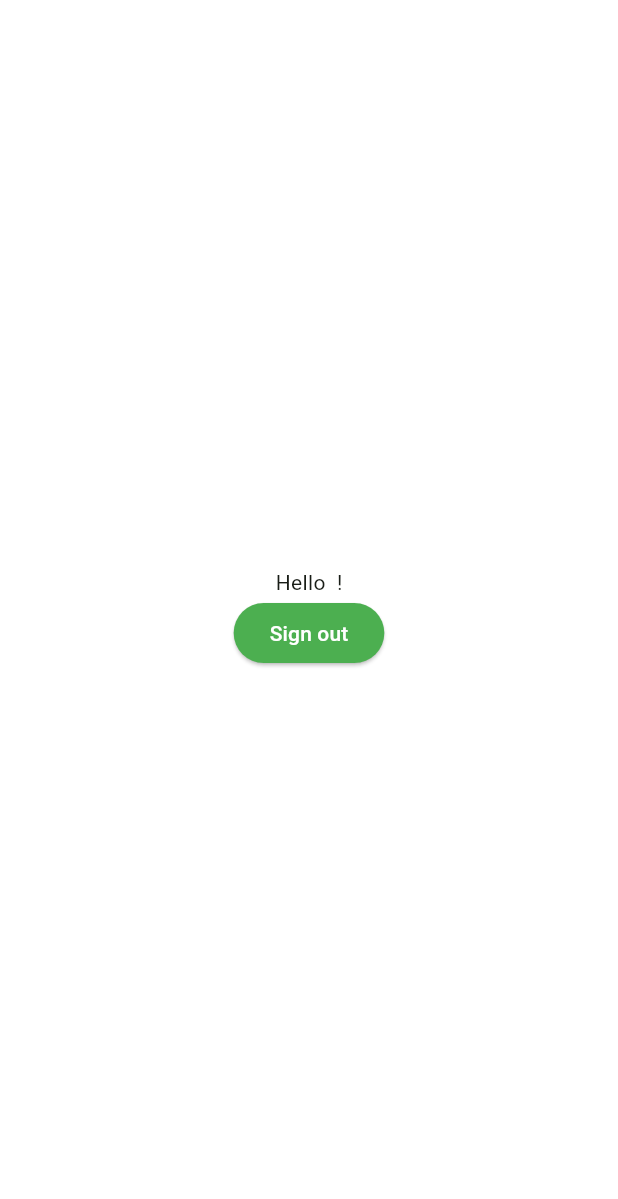
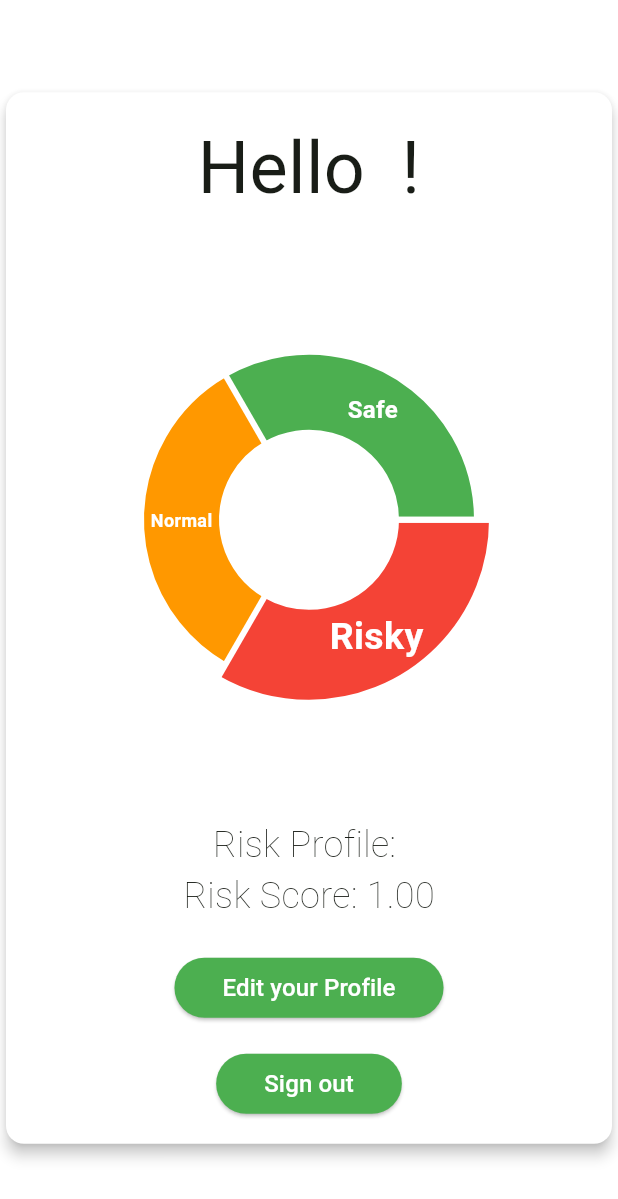
Before and after one commit to Despance/Savetify, a Flutter app: the screen it shows once a user with an empty profile is signed in, after a tap on "Sign out", on a phone screen of 412 x 824 dp. Shown: the top 1199 px of the screen. Run offline on Flutter 3.47's test engine with Material 3 defaults, Android fonts, the phone set to English and light mode, and no system bars; our stand-ins replace cloud_firestore, firebase_auth, firebase_core, flutter_form_builder, google_sign_in, lottie and 1 more; missing offline and left inert: google_sign_in_dartio; accounts and stored records are empty.

Commit message:
user done

```diff
--- a/lib/main.dart
+++ b/lib/main.dart
@@ -4,6 +4,7 @@ import 'package:firebase_core/firebase_core.dart';
 import 'package:google_sign_in_dartio/google_sign_in_dartio.dart';
 import 'package:savetify/src/features/auth/view/add_details_view.dart';
 import 'package:savetify/src/features/auth/view/auth_view.dart';
+import 'package:savetify/src/features/profile/view/profile_view.dart';
 import 'package:savetify/src/theme/theme.dart';
 import 'src/core/firebase_options.dart';
 import 'src/features/auth/view/sign_in_view.dart';
@@ -53,8 +54,8 @@ class MyApp extends StatelessWidget {
               '/login': (context) => const LoginPage(),
               '/signup': (context) => const SignupPage(),
               '/add_details': (context) => const AddDetailsView(),
-              '/home': (context) =>
-                  Scaffold(body: AppBar(title: const Text('Home'))),
+              '/profile': (context) => const ProfileView(),
+              '/auth': (context) => const AuthView(),
             },
             title: 'Savetify',
             theme: SavetifyTheme.lightTheme,
--- a/lib/src/features/auth/view/auth_view.dart
+++ b/lib/src/features/auth/view/auth_view.dart
@@ -2,6 +2,7 @@ import 'package:firebase_auth/firebase_auth.dart';
 import 'package:flutter/material.dart';
 import 'package:google_sign_in/google_sign_in.dart';
 import 'package:savetify/src/features/auth/view/sign_in_view.dart';
+import 'package:savetify/src/features/profile/view/profile_view.dart';
 
 class AuthView extends StatefulWidget {
   const AuthView({super.key});
@@ -55,6 +56,6 @@ class _AuthViewState extends State<AuthView> {
 
   @override
   Widget build(BuildContext context) {
-    return !isAuth ? const LoginPage() : _homePageView(title);
+    return !isAuth ? const LoginPage() : const ProfileView();
   }
 }
--- a/lib/src/features/auth/view/sign_in_view.dart
+++ b/lib/src/features/auth/view/sign_in_view.dart
@@ -37,20 +37,24 @@ class _LoginPageState extends State<LoginPage> {
     return LayoutBuilder(
       builder: (BuildContext context, BoxConstraints constraints) {
         return Scaffold(
-          body: Padding(
+          body: Center(
+            child: SingleChildScrollView(
+              child: Padding(
                 padding: const EdgeInsets.all(16.0),
                 child: Form(
                     key: _formKey,
                     child: (constraints.maxWidth >= 1200)
                         ? Row(
-                        mainAxisAlignment: MainAxisAlignment.spaceBetween,
                             children: [
                               Expanded(
                                 child: Column(
                                   mainAxisAlignment: MainAxisAlignment.center,
                                   children: [
-                                Lottie.asset('lib/src/anim/boarding_anim.json',
-                                    width: 400, height: 400, fit: BoxFit.fill),
+                                    Lottie.asset(
+                                        'lib/src/anim/boarding_anim.json',
+                                        width: 400,
+                                        height: 400,
+                                        fit: BoxFit.fill),
                                     const Text(
                                       'Track your expenses with ease!',
                                       style: TextStyle(
@@ -68,19 +72,22 @@ class _LoginPageState extends State<LoginPage> {
                                   ],
                                 ),
                               ),
-                          buildSignInColumn(context, constraints),
+                              Expanded(
+                                  child:
+                                      buildSignInColumn(context, constraints)),
                             ],
                           )
                         : buildSignInColumn(context, constraints)),
+              ),
+            ),
           ),
         );
       },
     );
   }
 
-  Expanded buildSignInColumn(BuildContext context, BoxConstraints constraints) {
-    return Expanded(
-      child: Column(
+  Widget buildSignInColumn(BuildContext context, BoxConstraints constraints) {
+    return Column(
       mainAxisAlignment: MainAxisAlignment.center,
       children: [
         (constraints.maxWidth < 1200)
@@ -117,8 +124,7 @@ class _LoginPageState extends State<LoginPage> {
           child: DividerWithText(text: 'or'),
         ),
         SignInButton(
-            shape:
-                RoundedRectangleBorder(borderRadius: BorderRadius.circular(5)),
+          shape: RoundedRectangleBorder(borderRadius: BorderRadius.circular(5)),
           Buttons.google,
           onPressed: _signInWithGoogle,
         ),
@@ -136,7 +142,6 @@ class _LoginPageState extends State<LoginPage> {
           ],
         ),
       ],
-      ),
     );
   }
 
@@ -228,14 +233,17 @@ class _LoginPageState extends State<LoginPage> {
     return await FirebaseAuth.instance.signInWithCredential(credential);
   }
 
-  Future<UserCredential> _signInWithEmailAndPassword() async {
-    var userCredenitals =
-        await FirebaseAuth.instance.signInWithEmailAndPassword(
+  Future _signInWithEmailAndPassword() async {
+    try {
+      var userCredenitals = await FirebaseAuth.instance
+          .signInWithEmailAndPassword(
               email: _emailController.text.trim(),
-      password: _passwordController.text.trim(),
-    );
-
+              password: _passwordController.text.trim());
       return userCredenitals;
+    } catch (e) {
+      ScaffoldMessenger.of(context)
+          .showSnackBar(SnackBar(content: Text(e.toString())));
+    }
   }
 }
 
--- /dev/null
+++ b/lib/src/features/profile/model/user.dart
@@ -0,0 +1,49 @@
+import 'package:cloud_firestore/cloud_firestore.dart';
+
+class UserModel {
+  final String id;
+  final String name;
+  final String surname;
+  final String email;
+  final String investmentProfile;
+  final String educationLevel;
+  final String income;
+  final String expense;
+  final List<String> investmentTypes;
+
+  UserModel(
+      {required this.id,
+      required this.name,
+      required this.surname,
+      required this.email,
+      required this.investmentProfile,
+      required this.educationLevel,
+      required this.income,
+      required this.expense,
+      required this.investmentTypes});
+
+  static UserModel fromFirestore(DocumentSnapshot doc) {
+    Map<String, dynamic> data = doc.data() as Map<String, dynamic>;
+
+    var id = data['uid'];
+    var name = data['name'];
+    var surname = data['surname'];
+    var email = data['email'];
+    var investmentProfile = data['investment_profile'];
+    var educationLevel = data['education_level'];
+    var income = data['income'];
+    var expense = data['expense'];
+    var investmentTypes = List<String>.from(data['investment_types']);
+
+    return UserModel(
+        id: id,
+        name: name,
+        surname: surname,
+        email: email,
+        investmentProfile: investmentProfile,
+        educationLevel: educationLevel,
+        income: income,
+        expense: expense,
+        investmentTypes: investmentTypes);
+  }
+}
--- /dev/null
+++ b/lib/src/features/profile/view/profile_view.dart
@@ -0,0 +1,106 @@
+import 'dart:io';
+
+import 'package:cloud_firestore/cloud_firestore.dart';
+import 'package:firebase_auth/firebase_auth.dart';
+import 'package:flutter/foundation.dart';
+import 'package:flutter/material.dart';
+import 'package:google_sign_in/google_sign_in.dart';
+import 'package:savetify/src/features/auth/view/add_details_view.dart';
+import 'package:savetify/src/features/profile/model/user.dart';
+import 'package:savetify/src/features/profile/view/risk_profile_chart.dart';
+
+class ProfileView extends StatelessWidget {
+  const ProfileView({super.key});
+
+  Future<void> _signOut(BuildContext context) async {
+    try {
+      if (!kIsWeb) {
+        if (Platform.isWindows) {
+          await GoogleSignIn().signOut();
+        }
+      }
+      await FirebaseAuth.instance.signOut();
+      Navigator.pushNamedAndRemoveUntil(context, '/auth', (route) => false);
+    } catch (e) {
+      print('Sign out error: $e');
+      ScaffoldMessenger.of(context).showSnackBar(
+        const SnackBar(
+          content: Text('Failed to sign out. Please try again.'),
+        ),
+      );
+    }
+  }
+
+  Future<UserModel> _getUser() async {
+    User? currentUser = FirebaseAuth.instance.currentUser;
+
+    DocumentSnapshot doc = await FirebaseFirestore.instance
+        .collection('users')
+        .doc(currentUser!.uid)
+        .get();
+
+    UserModel userModel = UserModel.fromFirestore(doc);
+    return userModel;
+  }
+
+  @override
+  Widget build(BuildContext context) {
+    return Scaffold(
+      body: Center(
+        child: FutureBuilder(
+          builder: (context, snapshot) {
+            if (snapshot.connectionState == ConnectionState.waiting) {
+              return const Center(
+                  child: SizedBox(
+                      width: 200,
+                      height: 200,
+                      child: CircularProgressIndicator()));
+            }
+
+            return Card(
+              elevation: 4,
+              child: Padding(
+                padding: const EdgeInsets.all(16.0),
+                child: Column(
+                  mainAxisSize: MainAxisSize.min,
+                  children: [
+                    Text('Hello ${snapshot.data?.name} !',
+                        style: const TextStyle(fontSize: 48)),
+                    if (snapshot.data != null)
+                      RiskProfileChart(user: snapshot.data!),
+                    ElevatedButton(
+                      onPressed: () {
+                        Navigator.push(
+                            context,
+                            MaterialPageRoute(
+                                builder: (context) => AddDetailsView(
+                                      user: snapshot.data,
+                                    )));
+                      },
+                      child: const Padding(
+                        padding: EdgeInsets.all(8.0),
+                        child: Text('Edit your Profile',
+                            style: TextStyle(fontSize: 16)),
+                      ),
+                    ),
+                    const SizedBox(height: 16),
+                    ElevatedButton(
+                      onPressed: () {
+                        _signOut(context);
+                      },
+                      child: const Padding(
+                        padding: EdgeInsets.all(8.0),
+                        child: Text('Sign out', style: TextStyle(fontSize: 16)),
+                      ),
+                    ),
+                  ],
+                ),
+              ),
+            );
+          },
+          future: _getUser(),
+        ),
+      ),
+    );
+  }
+}
--- /dev/null
+++ b/lib/src/features/profile/view/risk_profile_chart.dart
@@ -0,0 +1,146 @@
+import 'package:fl_chart/fl_chart.dart';
+import 'package:flutter/material.dart';
+import 'package:savetify/src/features/profile/model/user.dart';
+
+class CircularRiskBarGraph extends StatelessWidget {
+  final UserModel user;
+
+  const CircularRiskBarGraph({super.key, required this.user});
+
+  @override
+  Widget build(BuildContext context) {
+    return Scaffold(
+      appBar: AppBar(
+        title: const Text('Risk Profile Graph'),
+      ),
+      body: Padding(
+        padding: const EdgeInsets.all(16.0),
+        child: Center(
+          child: RiskProfileChart(user: user),
+        ),
+      ),
+    );
+  }
+}
+
+class RiskProfileChart extends StatelessWidget {
+  final UserModel user;
+
+  const RiskProfileChart({super.key, required this.user});
+
+  @override
+  Widget build(BuildContext context) {
+    final profileScore = _calculateProfileScore(user);
+
+    return Column(
+      children: [
+        SizedBox(
+          height: 400,
+          width: 400,
+          child: PieChart(
+            PieChartData(
+              sections: _buildSections(profileScore),
+              centerSpaceRadius: 60,
+              sectionsSpace: 4,
+            ),
+          ),
+        ),
+        Text(
+          'Risk Profile: ${user.investmentProfile}',
+          style: const TextStyle(fontSize: 24, fontWeight: FontWeight.w100),
+        ),
+        Text(
+          'Risk Score: ${profileScore.toStringAsFixed(2)}',
+          style: const TextStyle(fontSize: 24, fontWeight: FontWeight.w200),
+        ),
+        const SizedBox(height: 20),
+      ],
+    );
+  }
+
+  double _calculateProfileScore(UserModel user) {
+    final educationScores = {
+      'Middle School': 1.0,
+      'High School': 2.0,
+      'Undergraduate': 3.0,
+      'Postgraduate': 4.0,
+      'Doctorate': 5.0,
+    };
+
+    final incomeScores = {
+      'Less than 5000': 1.0,
+      '5000 - 10000': 2.0,
+      '10000 - 20000': 3.0,
+      '20000 - 50000': 4.0,
+      'More than 50000': 5.0,
+    };
+
+    final expenseScores = {
+      'Less than 5000': 1.0,
+      '5000 - 10000': 2.0,
+      '10000 - 20000': 3.0,
+      '20000 - 50000': 4.0,
+      'More than 50000': 5.0,
+    };
+
+    final profileScores = {
+      'Conservative': 1.0,
+      'Moderate': 2.0,
+      'Aggressive': 3.0,
+    };
+
+    double educationScore = educationScores[user.educationLevel] ?? 1.0;
+    double incomeScore = incomeScores[user.income] ?? 1.0;
+    double expenseScore = expenseScores[user.expense] ?? 1.0;
+    double profileScore = profileScores[user.investmentProfile] ?? 1.0;
+
+    // Combine the scores with different weights if necessary
+    double totalScore =
+        (educationScore + incomeScore - expenseScore) / profileScore;
+    return totalScore;
+  }
+
+  List<PieChartSectionData> _buildSections(double profileScore) {
+    return List.generate(3, (index) {
+      final isTouched = index == (profileScore / 6).round();
+      final double fontSize = isTouched ? 25 : 16;
+      final double radius = isTouched ? 60 : 50;
+
+      switch (index) {
+        case 2:
+          return PieChartSectionData(
+            color: Colors.green,
+            value: 1,
+            title: 'Safe',
+            radius: radius,
+            titleStyle: TextStyle(
+                fontSize: fontSize,
+                fontWeight: FontWeight.bold,
+                color: Colors.white),
+          );
+        case 1:
+          return PieChartSectionData(
+            color: Colors.orange,
+            value: 1,
+            title: 'Normal',
+            radius: radius,
+            titleStyle: const TextStyle(
+                fontSize: 12, fontWeight: FontWeight.bold, color: Colors.white),
+          );
+        case 0:
+          return PieChartSectionData(
+            color: Colors.red,
+            value: 1,
+            title: 'Risky',
+            radius: radius,
+            titleStyle: TextStyle(
+                fontSize: fontSize,
+                fontWeight: FontWeight.bold,
+                color: Colors.white),
+          );
+        default:
+          throw Error();
+      }
+    });
+  }
+}
--- a/pubspec.yaml
+++ b/pubspec.yaml
@@ -39,6 +39,7 @@ dependencies:
   lottie: ^3.1.2
   cloud_firestore:
   flutter_form_builder:
+  fl_chart:
 
 
 dev_dependencies:
```
Also changed, not shown: lib/src/features/auth/view/add_details_view.dart (+65 -29 lines), lib/src/features/auth/view/sign_up_view.dart (+15 -9 lines), pubspec.lock. Lines whose indentation alone changed are shown as unchanged.
